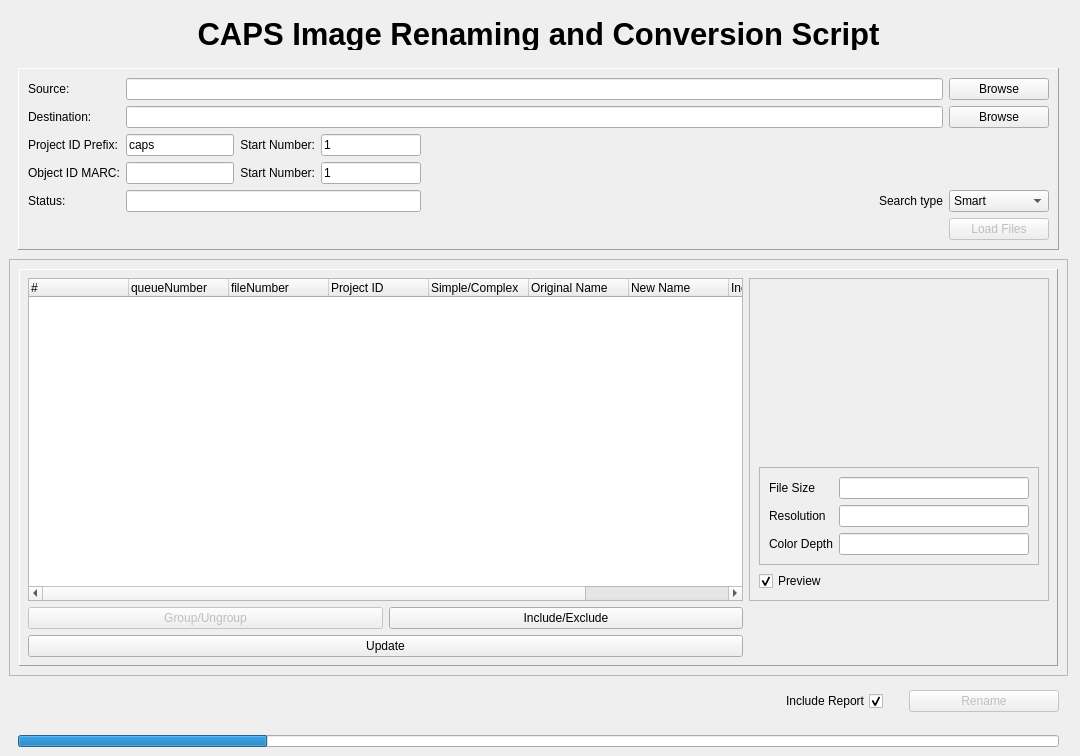
Above: rename_files/gui_datafiles/rename.ui from carevealed/image_rename_and_convert before the change. Below: the same form after it.
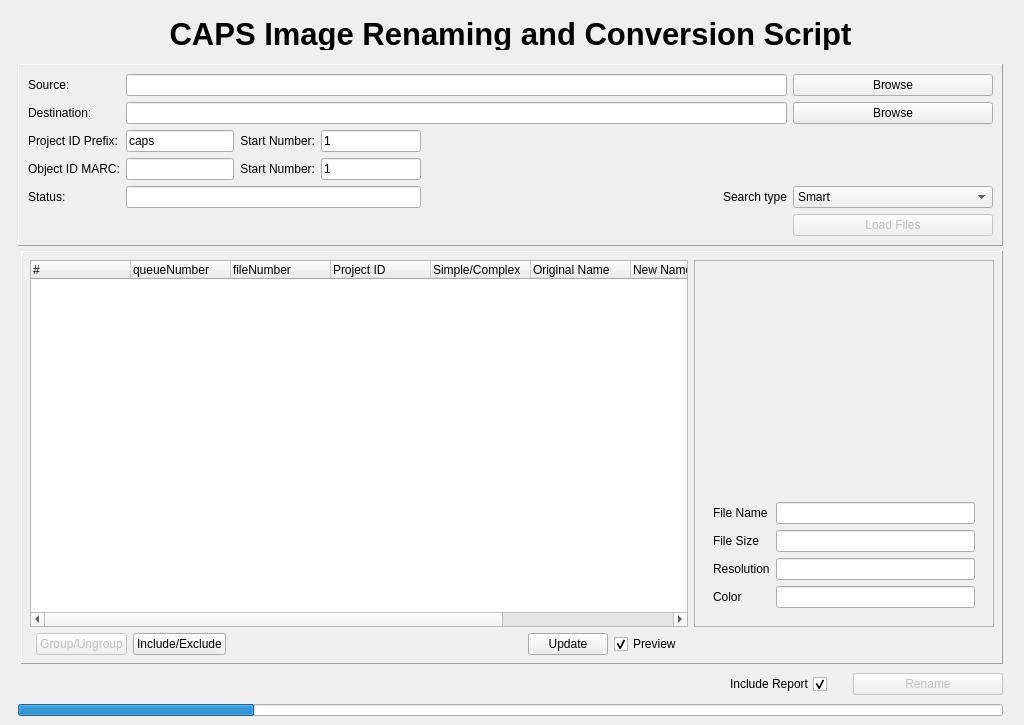
That is the form after the change.

Commit message: Problem with more obscure color spaces.

The edit to the form file:
```diff
--- a/rename_files/gui_datafiles/rename.ui
+++ b/rename_files/gui_datafiles/rename.ui
@@ -6,8 +6,8 @@
    <rect>
     <x>0</x>
     <y>0</y>
-    <width>1080</width>
-    <height>756</height>
+    <width>1024</width>
+    <height>725</height>
    </rect>
   </property>
   <property name="minimumSize">
@@ -109,6 +109,12 @@
          <enum>QFrame::Plain</enum>
         </property>
         <layout class="QGridLayout" name="gridLayout">
+         <property name="topMargin">
+          <number>5</number>
+         </property>
+         <property name="bottomMargin">
+          <number>5</number>
+         </property>
          <item row="0" column="0" colspan="4">
           <widget class="QFrame" name="frame_2">
            <property name="frameShape">
@@ -156,25 +162,6 @@
               </property>
              </widget>
             </item>
-            <item row="1" column="6">
-             <widget class="QPushButton" name="pushButton_destinationBrowse">
-              <property name="sizePolicy">
-               <sizepolicy hsizetype="Maximum" vsizetype="Fixed">
-                <horstretch>0</horstretch>
-                <verstretch>0</verstretch>
-               </sizepolicy>
-              </property>
-              <property name="maximumSize">
-               <size>
-                <width>100</width>
-                <height>16777215</height>
-               </size>
-              </property>
-              <property name="text">
-               <string>Browse</string>
-              </property>
-             </widget>
-            </item>
             <item row="0" column="0">
              <widget class="QLabel" name="label_source">
               <property name="sizePolicy">
@@ -245,37 +232,6 @@
               </property>
              </widget>
             </item>
-            <item row="0" column="6">
-             <widget class="QPushButton" name="pushButton_sourceBrowse">
-              <property name="sizePolicy">
-               <sizepolicy hsizetype="Minimum" vsizetype="Maximum">
-                <horstretch>0</horstretch>
-                <verstretch>0</verstretch>
-               </sizepolicy>
-              </property>
-              <property name="maximumSize">
-               <size>
-                <width>100</width>
-                <height>16777215</height>
-               </size>
-              </property>
-              <property name="layoutDirection">
-               <enum>Qt::LeftToRight</enum>
-              </property>
-              <property name="autoFillBackground">
-               <bool>false</bool>
-              </property>
-              <property name="text">
-               <string>Browse</string>
-              </property>
-              <property name="checkable">
-               <bool>false</bool>
-              </property>
-              <property name="checked">
-               <bool>false</bool>
-              </property>
-             </widget>
-            </item>
             <item row="2" column="0">
              <widget class="QLabel" name="label_PID_prefix">
               <property name="sizePolicy">
@@ -406,6 +362,56 @@
               </property>
              </widget>
             </item>
+            <item row="0" column="6">
+             <widget class="QPushButton" name="pushButton_sourceBrowse">
+              <property name="sizePolicy">
+               <sizepolicy hsizetype="Minimum" vsizetype="Maximum">
+                <horstretch>0</horstretch>
+                <verstretch>0</verstretch>
+               </sizepolicy>
+              </property>
+              <property name="maximumSize">
+               <size>
+                <width>200</width>
+                <height>16777215</height>
+               </size>
+              </property>
+              <property name="layoutDirection">
+               <enum>Qt::LeftToRight</enum>
+              </property>
+              <property name="autoFillBackground">
+               <bool>false</bool>
+              </property>
+              <property name="text">
+               <string>Browse</string>
+              </property>
+              <property name="checkable">
+               <bool>false</bool>
+              </property>
+              <property name="checked">
+               <bool>false</bool>
+              </property>
+             </widget>
+            </item>
+            <item row="1" column="6">
+             <widget class="QPushButton" name="pushButton_destinationBrowse">
+              <property name="sizePolicy">
+               <sizepolicy hsizetype="Maximum" vsizetype="Maximum">
+                <horstretch>0</horstretch>
+                <verstretch>0</verstretch>
+               </sizepolicy>
+              </property>
+              <property name="maximumSize">
+               <size>
+                <width>200</width>
+                <height>16777215</height>
+               </size>
+              </property>
+              <property name="text">
+               <string>Browse</string>
+              </property>
+             </widget>
+            </item>
             <item row="1" column="1" colspan="5">
              <widget class="QLineEdit" name="lineEdit_destination"/>
             </item>
@@ -427,11 +433,11 @@
            <zorder>lineEdit_OID_startNum</zorder>
            <zorder>label_validStatus</zorder>
            <zorder>lineEdit_validStatus</zorder>
-           <zorder>pushButton_destinationBrowse</zorder>
-           <zorder>pushButton_sourceBrowse</zorder>
            <zorder>pushButton_load_filles</zorder>
            <zorder>cb_searchType</zorder>
            <zorder>lbl_searchType</zorder>
+           <zorder>pushButton_sourceBrowse</zorder>
+           <zorder>pushButton_destinationBrowse</zorder>
           </widget>
          </item>
         </layout>
@@ -440,12 +446,18 @@
       <item>
        <widget class="QFrame" name="frameFiles">
         <property name="frameShape">
-         <enum>QFrame::StyledPanel</enum>
+         <enum>QFrame::NoFrame</enum>
         </property>
         <property name="frameShadow">
          <enum>QFrame::Raised</enum>
         </property>
         <layout class="QHBoxLayout" name="horizontalLayout_2">
+         <property name="leftMargin">
+          <number>12</number>
+         </property>
+         <property name="topMargin">
+          <number>0</number>
+         </property>
          <item>
           <widget class="QFrame" name="frame_3">
            <property name="frameShape">
@@ -458,17 +470,158 @@
             <property name="margin">
              <number>8</number>
             </property>
-            <item row="0" column="2" rowspan="3">
+            <item row="0" column="0" colspan="8">
              <widget class="QFrame" name="frame_4">
+              <property name="frameShape">
+               <enum>QFrame::NoFrame</enum>
+              </property>
+              <property name="frameShadow">
+               <enum>QFrame::Raised</enum>
+              </property>
+              <layout class="QGridLayout" name="gridLayout_2">
+               <property name="margin">
+                <number>0</number>
+               </property>
+               <item row="1" column="3">
+                <spacer name="horizontalSpacer_4">
+                 <property name="orientation">
+                  <enum>Qt::Horizontal</enum>
+                 </property>
+                 <property name="sizeHint" stdset="0">
+                  <size>
+                   <width>40</width>
+                   <height>20</height>
+                  </size>
+                 </property>
+                </spacer>
+               </item>
+               <item row="1" column="1">
+                <widget class="QPushButton" name="pushButton_group">
+                 <property name="enabled">
+                  <bool>false</bool>
+                 </property>
+                 <property name="autoFillBackground">
+                  <bool>false</bool>
+                 </property>
+                 <property name="text">
+                  <string>Group/Ungroup</string>
+                 </property>
+                 <property name="flat">
+                  <bool>false</bool>
+                 </property>
+                </widget>
+               </item>
+               <item row="1" column="2">
+                <widget class="QPushButton" name="pushButton_include">
+                 <property name="enabled">
+                  <bool>true</bool>
+                 </property>
+                 <property name="text">
+                  <string>Include/Exclude</string>
+                 </property>
+                </widget>
+               </item>
+               <item row="1" column="5">
+                <widget class="QPushButton" name="pushButton_update">
+                 <property name="text">
+                  <string>Update</string>
+                 </property>
+                </widget>
+               </item>
+               <item row="1" column="6">
+                <widget class="QCheckBox" name="checkBox_preview">
+                 <property name="maximumSize">
+                  <size>
+                   <width>150</width>
+                   <height>16777215</height>
+                  </size>
+                 </property>
+                 <property name="text">
+                  <string>Preview</string>
+                 </property>
+                 <property name="checked">
+                  <bool>true</bool>
+                 </property>
+                </widget>
+               </item>
+               <item row="0" column="0" colspan="8">
+                <widget class="QTreeWidget" name="tree_files">
+                 <property name="sizePolicy">
+                  <sizepolicy hsizetype="Minimum" vsizetype="Expanding">
+                   <horstretch>0</horstretch>
+                   <verstretch>0</verstretch>
+                  </sizepolicy>
+                 </property>
+                 <property name="selectionMode">
+                  <enum>QAbstractItemView::ExtendedSelection</enum>
+                 </property>
+                 <attribute name="headerVisible">
+                  <bool>true</bool>
+                 </attribute>
+                 <column>
+                  <property name="text">
+                   <string>#</string>
+                  </property>
+                 </column>
+                 <column>
+                  <property name="text">
+                   <string>queueNumber</string>
+                  </property>
+                 </column>
+                 <column>
+                  <property name="text">
+                   <string>fileNumber</string>
+                  </property>
+                 </column>
+                 <column>
+                  <property name="text">
+                   <string>Project ID</string>
+                  </property>
+                 </column>
+                 <column>
+                  <property name="text">
+                   <string>Simple/Complex</string>
+                  </property>
+                 </column>
+                 <column>
+                  <property name="text">
+                   <string>Original Name</string>
+                  </property>
+                 </column>
+                 <column>
+                  <property name="text">
+                   <string>New Name</string>
+                  </property>
+                 </column>
+                 <column>
+                  <property name="text">
+                   <string>Included/Excluded</string>
+                  </property>
+                 </column>
+                 <column>
+                  <property name="text">
+                   <string>Status</string>
+                  </property>
+                 </column>
+                </widget>
+               </item>
+               <item row="0" column="8">
+                <widget class="QFrame" name="frame_preview">
               <property name="sizePolicy">
                <sizepolicy hsizetype="Minimum" vsizetype="Preferred">
                 <horstretch>0</horstretch>
                 <verstretch>0</verstretch>
                </sizepolicy>
               </property>
-              <property name="maximumSize">
+                 <property name="minimumSize">
                <size>
                 <width>300</width>
+                   <height>0</height>
+                  </size>
+                 </property>
+                 <property name="maximumSize">
+                  <size>
+                   <width>500</width>
                 <height>16777215</height>
                </size>
               </property>
@@ -521,7 +674,7 @@
                   <item>
                    <widget class="QFrame" name="frame_5">
                     <property name="sizePolicy">
-                     <sizepolicy hsizetype="Minimum" vsizetype="Preferred">
+                        <sizepolicy hsizetype="Minimum" vsizetype="Maximum">
                       <horstretch>0</horstretch>
                       <verstretch>0</verstretch>
                      </sizepolicy>
@@ -545,7 +698,7 @@
                      <item>
                       <widget class="QLabel" name="preview_image">
                        <property name="sizePolicy">
-                        <sizepolicy hsizetype="Preferred" vsizetype="Preferred">
+                           <sizepolicy hsizetype="Preferred" vsizetype="Maximum">
                          <horstretch>0</horstretch>
                          <verstretch>0</verstretch>
                         </sizepolicy>
@@ -567,36 +720,39 @@
                  </layout>
                 </widget>
                </item>
-               <item>
-                <widget class="QLabel" name="lbl_filename">
-                 <property name="text">
-                  <string/>
-                 </property>
-                </widget>
-               </item>
-               <item>
-                <spacer name="verticalSpacer_2">
-                 <property name="orientation">
-                  <enum>Qt::Vertical</enum>
-                 </property>
-                 <property name="sizeHint" stdset="0">
-                  <size>
-                   <width>20</width>
-                   <height>40</height>
-                  </size>
-                 </property>
-                </spacer>
-               </item>
                <item>
                 <widget class="QFrame" name="frame_7">
+                    <property name="sizePolicy">
+                     <sizepolicy hsizetype="Preferred" vsizetype="Fixed">
+                      <horstretch>0</horstretch>
+                      <verstretch>0</verstretch>
+                     </sizepolicy>
+                    </property>
                  <property name="frameShape">
-                  <enum>QFrame::StyledPanel</enum>
+                     <enum>QFrame::NoFrame</enum>
                  </property>
                  <property name="frameShadow">
                   <enum>QFrame::Raised</enum>
                  </property>
-                 <layout class="QFormLayout" name="formLayout">
+                    <layout class="QGridLayout" name="gridLayout_6">
                   <item row="0" column="0">
+                      <widget class="QLabel" name="lbl_fileName">
+                       <property name="text">
+                        <string>File Name</string>
+                       </property>
+                       <property name="buddy">
+                        <cstring>le_fileName</cstring>
+                       </property>
+                      </widget>
+                     </item>
+                     <item row="0" column="1">
+                      <widget class="QLineEdit" name="le_fileName">
+                       <property name="readOnly">
+                        <bool>true</bool>
+                       </property>
+                      </widget>
+                     </item>
+                     <item row="1" column="0">
                    <widget class="QLabel" name="lbl_fileSize">
                     <property name="text">
                      <string>File Size</string>
@@ -606,7 +762,7 @@
                     </property>
                    </widget>
                   </item>
-                  <item row="0" column="1">
+                     <item row="1" column="1">
                    <widget class="QLineEdit" name="le_fileSize">
                     <property name="enabled">
                      <bool>true</bool>
@@ -616,14 +772,7 @@
                     </property>
                    </widget>
                   </item>
-                  <item row="1" column="1">
-                   <widget class="QLineEdit" name="le_resolution">
-                    <property name="readOnly">
-                     <bool>true</bool>
-                    </property>
-                   </widget>
-                  </item>
-                  <item row="1" column="0">
+                     <item row="2" column="0">
                    <widget class="QLabel" name="lbl_resolution">
                     <property name="text">
                      <string>Resolution</string>
@@ -634,130 +783,43 @@
                    </widget>
                   </item>
                   <item row="2" column="1">
-                   <widget class="QLineEdit" name="le_colorDepth">
+                      <widget class="QLineEdit" name="le_resolution">
                     <property name="readOnly">
                      <bool>true</bool>
                     </property>
                    </widget>
                   </item>
-                  <item row="2" column="0">
+                     <item row="3" column="0">
                    <widget class="QLabel" name="lbl_colorDepth">
                     <property name="text">
-                     <string>Color Depth</string>
+                        <string>Color</string>
                     </property>
                     <property name="buddy">
-                     <cstring>le_colorDepth</cstring>
-                    </property>
-                   </widget>
-                  </item>
-                 </layout>
-                </widget>
-               </item>
-               <item>
-                <widget class="QCheckBox" name="checkBox_preview">
-                 <property name="maximumSize">
-                  <size>
-                   <width>150</width>
-                   <height>16777215</height>
-                  </size>
-                 </property>
-                 <property name="text">
-                  <string>Preview</string>
-                 </property>
-                 <property name="checked">
-                  <bool>true</bool>
-                 </property>
-                </widget>
-               </item>
-              </layout>
+                        <cstring>le_color</cstring>
+                       </property>
              </widget>
             </item>
             <item row="3" column="1">
-             <widget class="QPushButton" name="pushButton_include">
-              <property name="enabled">
+                      <widget class="QLineEdit" name="le_color">
+                       <property name="readOnly">
                <bool>true</bool>
               </property>
-              <property name="text">
-               <string>Include/Exclude</string>
-              </property>
-             </widget>
-            </item>
-            <item row="3" column="0">
-             <widget class="QPushButton" name="pushButton_group">
-              <property name="enabled">
-               <bool>false</bool>
-              </property>
-              <property name="autoFillBackground">
-               <bool>false</bool>
-              </property>
-              <property name="text">
-               <string>Group/Ungroup</string>
-              </property>
-              <property name="flat">
-               <bool>false</bool>
-              </property>
-             </widget>
-            </item>
-            <item row="4" column="0" colspan="2">
-             <widget class="QPushButton" name="pushButton_update">
-              <property name="text">
-               <string>Update</string>
-              </property>
-             </widget>
-            </item>
-            <item row="0" column="0" rowspan="3" colspan="2">
-             <widget class="QTreeWidget" name="tree_files">
-              <property name="selectionMode">
-               <enum>QAbstractItemView::ExtendedSelection</enum>
-              </property>
-              <attribute name="headerVisible">
-               <bool>true</bool>
-              </attribute>
-              <column>
-               <property name="text">
-                <string>#</string>
-               </property>
-              </column>
-              <column>
-               <property name="text">
-                <string>queueNumber</string>
-               </property>
-              </column>
-              <column>
-               <property name="text">
-                <string>fileNumber</string>
-               </property>
-              </column>
-              <column>
-               <property name="text">
-                <string>Project ID</string>
-               </property>
-              </column>
-              <column>
-               <property name="text">
-                <string>Simple/Complex</string>
-               </property>
-              </column>
-              <column>
-               <property name="text">
-                <string>Original Name</string>
-               </property>
-              </column>
-              <column>
-               <property name="text">
-                <string>New Name</string>
-               </property>
-              </column>
-              <column>
-               <property name="text">
-                <string>Included/Excluded</string>
-               </property>
-              </column>
-              <column>
-               <property name="text">
-                <string>Status</string>
-               </property>
-              </column>
+                      </widget>
+                     </item>
+                    </layout>
+                   </widget>
+                  </item>
+                 </layout>
+                </widget>
+               </item>
+              </layout>
+              <zorder>tree_files</zorder>
+              <zorder>pushButton_include</zorder>
+              <zorder>pushButton_group</zorder>
+              <zorder>frame_preview</zorder>
+              <zorder>checkBox_preview</zorder>
+              <zorder>horizontalSpacer_4</zorder>
+              <zorder>pushButton_update</zorder>
              </widget>
             </item>
            </layout>
```
Left out of the diff: 10 changed lines with no effect on the pictures. Lines whose indentation alone changed are shown as unchanged. The commit also changes 6 other files.
